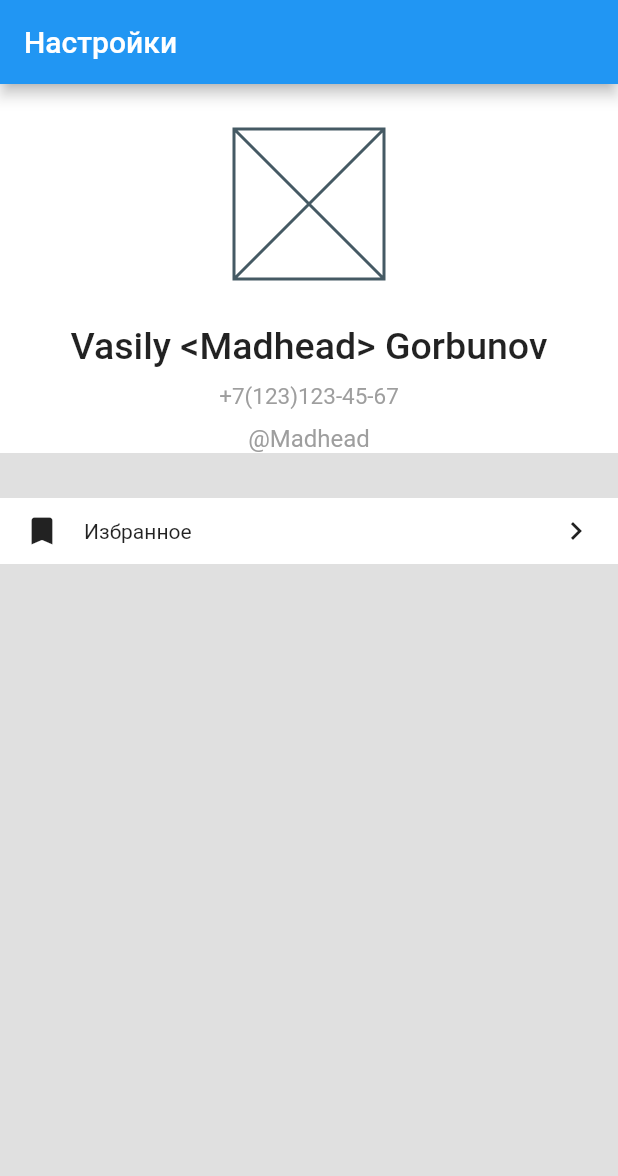
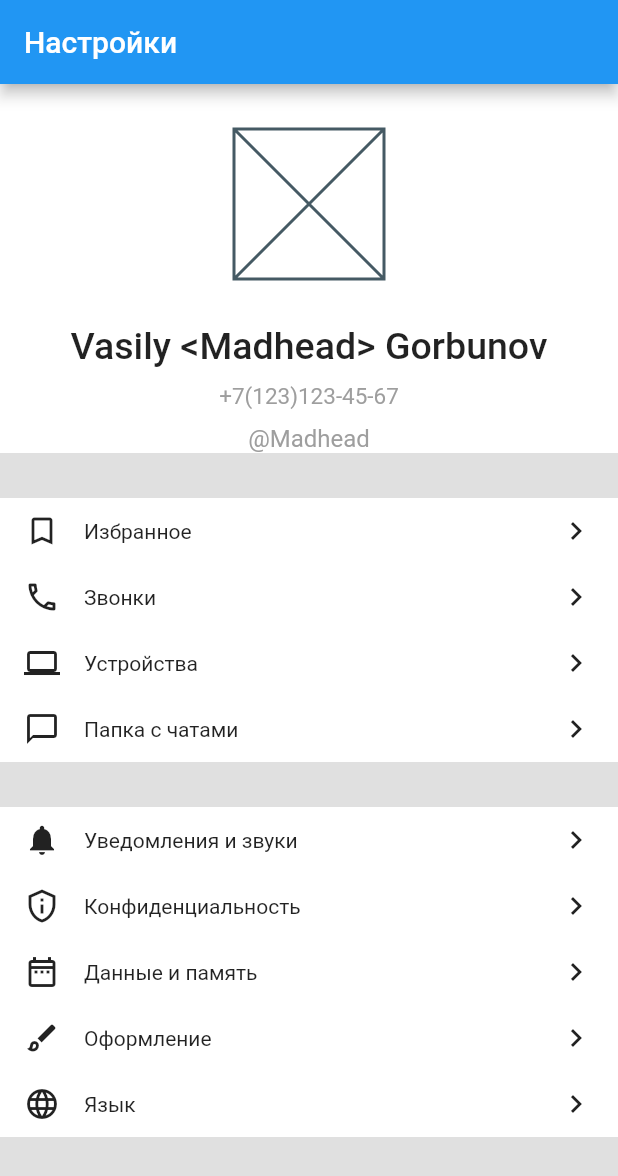
Before and after one commit to VasilyGorbunov/lazyload_lesson_1, a Flutter app: the screen it shows after launch, on a phone screen of 412 x 824 dp. Shown: the top 1176 px of the screen. Run offline on Flutter 3.47's test engine with Material 2 defaults, Android fonts, the phone set to English and light mode, and no system bars.

Commit message:
урок 21 end

```diff
--- a/lib/widgets/app.dart
+++ b/lib/widgets/app.dart
@@ -6,7 +6,7 @@ class App extends StatelessWidget {
 
   @override
   Widget build(BuildContext context) {
-    return const MaterialApp(
+    return MaterialApp(
       home: UserProfile(),
     );
   }
--- a/lib/widgets/user_profile.dart
+++ b/lib/widgets/user_profile.dart
@@ -1,7 +1,23 @@
 import 'package:flutter/material.dart';
 
+// ignore: must_be_immutable
 class UserProfile extends StatelessWidget {
-  const UserProfile({super.key});
+  UserProfile({super.key});
+
+  List<MenuRowData> firstMenuRows = [
+    MenuRowData(Icons.bookmark_border_outlined, 'Избранное'),
+    MenuRowData(Icons.call_outlined, 'Звонки'),
+    MenuRowData(Icons.computer_outlined, 'Устройства'),
+    MenuRowData(Icons.chat_bubble_outline, 'Папка с чатами'),
+  ];
+
+  List<MenuRowData> secondMenuRows = [
+    MenuRowData(Icons.notifications, 'Уведомления и звуки'),
+    MenuRowData(Icons.privacy_tip_outlined, 'Конфиденциальность'),
+    MenuRowData(Icons.date_range_outlined, 'Данные и память'),
+    MenuRowData(Icons.brush_outlined, 'Оформление'),
+    MenuRowData(Icons.language_outlined, 'Язык'),
+  ];
 
   @override
   Widget build(BuildContext context) {
@@ -10,13 +26,15 @@ class UserProfile extends StatelessWidget {
       appBar: AppBar(
         title: const Text('Настройки'),
       ),
-      body: const SizedBox(
+      body: SizedBox(
         width: double.infinity,
         child: Column(
           children: [
-            _UserInfo(),
-            SizedBox(height: 30),
-            _MenuWidget(),
+            const _UserInfo(),
+            const SizedBox(height: 30),
+            _MenuWidget(menuRows: firstMenuRows,),
+            const SizedBox(height: 30),
+            _MenuWidget(menuRows: secondMenuRows,),
           ],
         ),
       ),
@@ -25,28 +43,50 @@ class UserProfile extends StatelessWidget {
 }
 
 class _MenuWidget extends StatelessWidget {
-  const _MenuWidget({super.key});
+  const _MenuWidget({super.key, required this.menuRows});
+
+  final List<MenuRowData> menuRows;
 
   @override
   Widget build(BuildContext context) {
     return Container(
-      padding: const EdgeInsets.symmetric(horizontal: 16, vertical: 10),
       color: Colors.white,
       width: double.infinity,
-      child: const Column(
+      child: Column(
+        children: menuRows.map((data) => _MenuWidgetRow(data: data)).toList(),
+      ),
+    );
+  }
+}
+
+class MenuRowData {
+  MenuRowData(this.icon, this.text);
+
+  final IconData icon;
+  final String text;
+}
+
+class _MenuWidgetRow extends StatelessWidget {
+  const _MenuWidgetRow({
+    super.key, required this.data,
+  });
+
+  final MenuRowData data;
+
+  @override
+  Widget build(BuildContext context) {
+    return Padding(
+      padding: const EdgeInsets.symmetric(horizontal: 16, vertical: 10),
+      child: Row(
         children: [
-          Row(
-            children: [
-              Icon(Icons.bookmark),
-              SizedBox(
-                width: 16,
-              ),
-              Expanded(
-                child: Text('Избранное'),
-              ),
-              Icon(Icons.chevron_right),
-            ],
-          )
+          Icon(data.icon),
+          const SizedBox(
+            width: 16,
+          ),
+          Expanded(
+            child: Text(data.text),
+          ),
+          Icon(Icons.chevron_right),
         ],
       ),
     );
```
